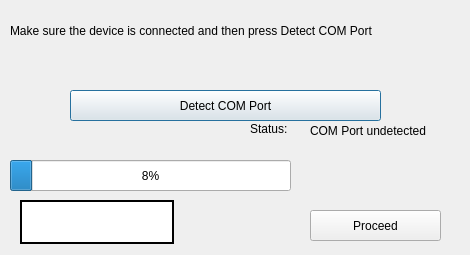
Before: the Qt Designer form GUI/COM_detect.ui in madaari/SemiconductorCurveTracer, drawn with Qt 5.
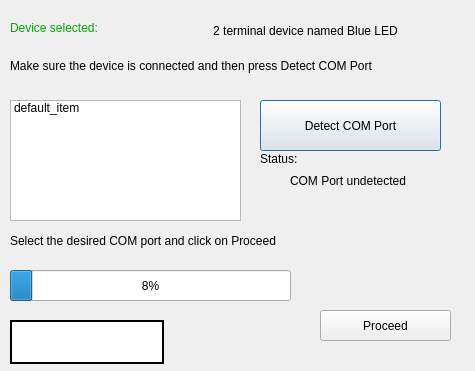
After: the same form once the commit is applied. Icons and pictures are not drawn.

Commit message: Added event handlers for window 3

```diff
--- a/GUI/COM_detect.ui
+++ b/GUI/COM_detect.ui
@@ -6,8 +6,8 @@
    <rect>
     <x>0</x>
     <y>0</y>
-    <width>470</width>
-    <height>255</height>
+    <width>475</width>
+    <height>371</height>
    </rect>
   </property>
   <property name="windowTitle">
@@ -17,9 +17,9 @@
    <property name="geometry">
     <rect>
      <x>10</x>
-     <y>0</y>
+     <y>50</y>
      <width>451</width>
-     <height>61</height>
+     <height>31</height>
     </rect>
    </property>
    <property name="text">
@@ -35,10 +35,10 @@
   <widget class="QPushButton" name="pushButton">
    <property name="geometry">
     <rect>
-     <x>70</x>
-     <y>90</y>
-     <width>311</width>
-     <height>31</height>
+     <x>260</x>
+     <y>100</y>
+     <width>181</width>
+     <height>51</height>
     </rect>
    </property>
    <property name="text">
@@ -48,8 +48,8 @@
   <widget class="QLabel" name="label_2">
    <property name="geometry">
     <rect>
-     <x>250</x>
-     <y>120</y>
+     <x>260</x>
+     <y>150</y>
      <width>51</width>
      <height>17</height>
     </rect>
@@ -61,8 +61,8 @@
   <widget class="QLabel" name="label_3">
    <property name="geometry">
     <rect>
-     <x>310</x>
-     <y>120</y>
+     <x>290</x>
+     <y>170</y>
      <width>151</width>
      <height>21</height>
     </rect>
@@ -75,9 +75,9 @@
    <property name="geometry">
     <rect>
      <x>10</x>
-     <y>60</y>
-     <width>181</width>
-     <height>21</height>
+     <y>20</y>
+     <width>111</width>
+     <height>16</height>
     </rect>
    </property>
    <property name="palette">
@@ -172,7 +172,7 @@
     </palette>
    </property>
    <property name="text">
-    <string/>
+    <string>Device selected:</string>
    </property>
    <property name="wordWrap">
     <bool>true</bool>
@@ -182,7 +182,7 @@
    <property name="geometry">
     <rect>
      <x>10</x>
-     <y>160</y>
+     <y>270</y>
      <width>281</width>
      <height>31</height>
     </rect>
@@ -194,10 +194,10 @@
   <widget class="QLabel" name="label_5">
    <property name="geometry">
     <rect>
-     <x>290</x>
-     <y>150</y>
-     <width>171</width>
-     <height>51</height>
+     <x>300</x>
+     <y>270</y>
+     <width>161</width>
+     <height>31</height>
     </rect>
    </property>
    <property name="text">
@@ -206,12 +206,15 @@
    <property name="alignment">
     <set>Qt::AlignCenter</set>
    </property>
+   <property name="wordWrap">
+    <bool>true</bool>
+   </property>
   </widget>
   <widget class="QPushButton" name="pushButton_2">
    <property name="geometry">
     <rect>
-     <x>310</x>
-     <y>210</y>
+     <x>320</x>
+     <y>310</y>
      <width>131</width>
      <height>31</height>
     </rect>
@@ -223,8 +226,8 @@
   <widget class="QLabel" name="label_6">
    <property name="geometry">
     <rect>
-     <x>20</x>
-     <y>200</y>
+     <x>10</x>
+     <y>320</y>
      <width>154</width>
      <height>44</height>
     </rect>
@@ -250,6 +253,56 @@
     <bool>true</bool>
    </property>
   </widget>
+  <widget class="QLabel" name="label_7">
+   <property name="geometry">
+    <rect>
+     <x>150</x>
+     <y>10</y>
+     <width>311</width>
+     <height>41</height>
+    </rect>
+   </property>
+   <property name="text">
+    <string>2 terminal device named Blue LED</string>
+   </property>
+   <property name="alignment">
+    <set>Qt::AlignCenter</set>
+   </property>
+   <property name="wordWrap">
+    <bool>true</bool>
+   </property>
+  </widget>
+  <widget class="QListWidget" name="listWidget">
+   <property name="geometry">
+    <rect>
+     <x>10</x>
+     <y>100</y>
+     <width>231</width>
+     <height>121</height>
+    </rect>
+   </property>
+   <item>
+    <property name="text">
+     <string>default_item</string>
+    </property>
+   </item>
+  </widget>
+  <widget class="QLabel" name="label_8">
+   <property name="geometry">
+    <rect>
+     <x>10</x>
+     <y>220</y>
+     <width>371</width>
+     <height>41</height>
+    </rect>
+   </property>
+   <property name="text">
+    <string>Select the desired COM port and click on Proceed</string>
+   </property>
+   <property name="wordWrap">
+    <bool>true</bool>
+   </property>
+  </widget>
  </widget>
  <resources/>
  <connections/>
```
Left out of the diff: 35 changed lines with no effect on the pictures. The commit also changes 6 other files.
